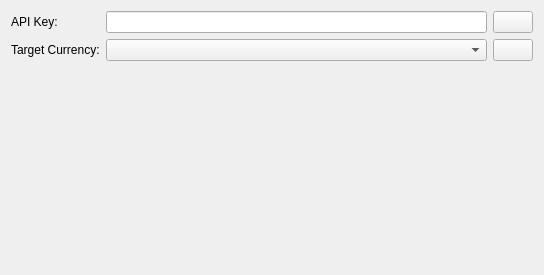
First picture: the form in widgets/settingspages/generalsettingspage.ui, repository arturo182/lectronizer, before the edit.
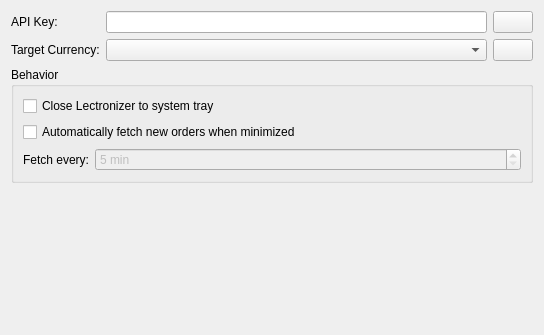
Second picture: the form after the edit. Icons and pictures are not drawn.

Commit message:
Implement system tray icon and auto fetch orders
By default the app will hide to tray on close.
Optionally the user can enable auto order fetching every x minutes.
Orders are only fetched when app is minimized or hidden.

Closes #5

The edit to the form file:
```diff
--- a/widgets/settingspages/generalsettingspage.ui
+++ b/widgets/settingspages/generalsettingspage.ui
@@ -7,7 +7,7 @@
     <x>0</x>
     <y>0</y>
     <width>544</width>
-    <height>275</height>
+    <height>335</height>
    </rect>
   </property>
   <layout class="QFormLayout" name="formLayout">
@@ -79,6 +79,52 @@
      </item>
     </layout>
    </item>
+   <item row="2" column="0" colspan="2">
+    <widget class="QGroupBox" name="behaviorGroupBox">
+     <property name="title">
+      <string>Behavior</string>
+     </property>
+     <layout class="QFormLayout" name="formLayout_2">
+      <item row="0" column="0" colspan="2">
+       <widget class="QCheckBox" name="closeToTrayCheckBox">
+        <property name="text">
+         <string>Close Lectronizer to system tray</string>
+        </property>
+       </widget>
+      </item>
+      <item row="1" column="0" colspan="2">
+       <widget class="QCheckBox" name="autoFetchCheckBox">
+        <property name="text">
+         <string>Automatically fetch new orders when minimized</string>
+        </property>
+       </widget>
+      </item>
+      <item row="2" column="0">
+       <widget class="QLabel" name="autoFetchIntervalLabel">
+        <property name="text">
+         <string>Fetch every:</string>
+        </property>
+       </widget>
+      </item>
+      <item row="2" column="1">
+       <widget class="QSpinBox" name="autoFetchIntervalSpinBox">
+        <property name="enabled">
+         <bool>false</bool>
+        </property>
+        <property name="suffix">
+         <string> min</string>
+        </property>
+        <property name="minimum">
+         <number>5</number>
+        </property>
+        <property name="maximum">
+         <number>1440</number>
+        </property>
+       </widget>
+      </item>
+     </layout>
+    </widget>
+   </item>
   </layout>
  </widget>
  <resources>
```
The commit also changes 8 other files.
